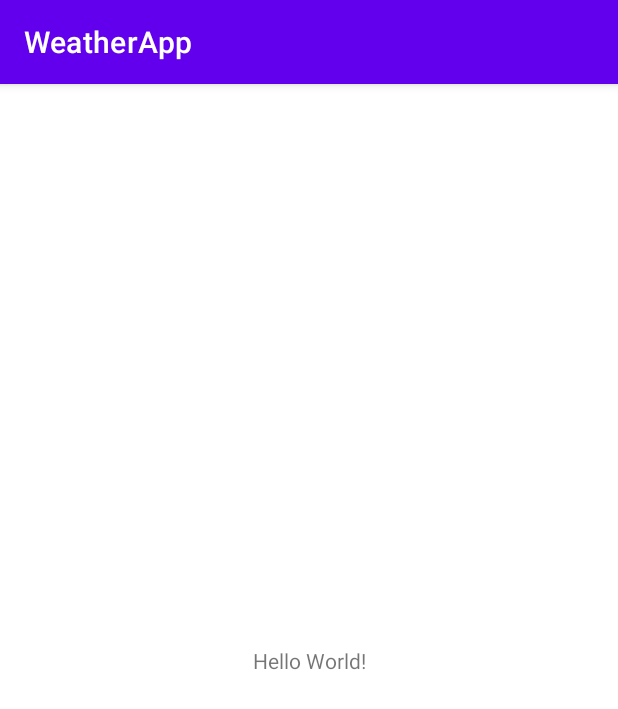
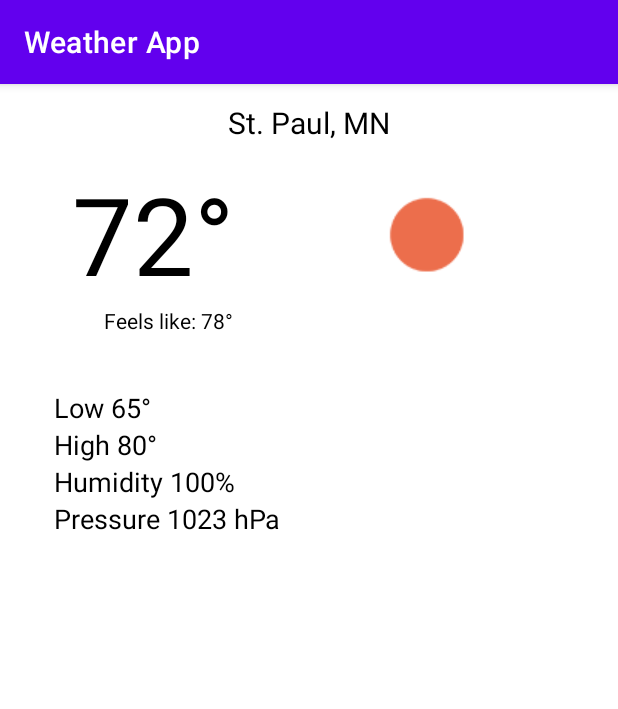
Before and after one commit to MarcinMN/WeatherApp, an Android app: the screen it shows after launch (MainActivity), on a phone screen of 412 x 824 dp. Shown: the top 709 px of the screen. Run offline under Robolectric (Android 15) with nearby library versions, the phone set to English and light mode, and no system bars.

Commit message:
Assignment 2

```diff
--- a/app/src/main/res/layout/activity_main.xml
+++ b/app/src/main/res/layout/activity_main.xml
@@ -4,15 +4,96 @@
     xmlns:tools="http://schemas.android.com/tools"
     android:layout_width="match_parent"
     android:layout_height="match_parent"
+    android:visibility="visible"
     tools:context=".MainActivity">
 
     <TextView
+        android:id="@+id/city_name"
+        android:text="@string/st_paul_mn"
+        android:textSize="20sp"
+        android:textColor="@color/black"
         android:layout_width="wrap_content"
         android:layout_height="wrap_content"
-        android:text="Hello World!"
-        app:layout_constraintBottom_toBottomOf="parent"
+        android:layout_marginTop="12dp"
         app:layout_constraintLeft_toLeftOf="parent"
         app:layout_constraintRight_toRightOf="parent"
         app:layout_constraintTop_toTopOf="parent" />
 
+    <TextView
+        android:id="@+id/temperature"
+        android:text="@string/temperature"
+        android:textSize="72sp"
+        android:textColor="@color/black"
+        android:layout_width="wrap_content"
+        android:layout_height="wrap_content"
+        android:layout_marginTop="12dp"
+        android:layout_marginStart="48dp"
+        app:layout_constraintTop_toBottomOf="@id/city_name"
+        app:layout_constraintStart_toStartOf="parent" />
+
+    <ImageView
+        android:id="@+id/condition_icon"
+        android:layout_width="72dp"
+        android:layout_height="72dp"
+        android:contentDescription="@null"
+        android:scaleType="center"
+        app:layout_constraintTop_toTopOf="@id/temperature"
+        app:layout_constraintBottom_toBottomOf="@id/temperature"
+        app:layout_constraintStart_toEndOf="@id/temperature"
+        app:layout_constraintEnd_toEndOf="parent"
+        android:src="@drawable/sun" />
+
+    <TextView
+        android:id="@+id/feels_like"
+        android:text="@string/feels_like"
+        android:textColor="@color/black"
+        android:layout_width="wrap_content"
+        android:layout_height="wrap_content"
+        android:layout_marginStart="20dp"
+        app:layout_constraintTop_toBottomOf="@id/temperature"
+        app:layout_constraintStart_toStartOf="@id/temperature"
+        app:layout_constraintEnd_toEndOf="@id/temperature" />
+
+    <TextView
+        android:id="@+id/low_temp"
+        android:text="@string/low_temp"
+        android:textSize="18sp"
+        android:textColor="@color/black"
+        android:layout_width="wrap_content"
+        android:layout_height="wrap_content"
+        android:layout_marginTop="36dp"
+        android:layout_marginStart="36dp"
+        app:layout_constraintTop_toBottomOf="@id/feels_like"
+        app:layout_constraintStart_toStartOf="parent" />
+
+    <TextView
+        android:id="@+id/high_temp"
+        android:text="@string/high_temp"
+        android:textSize="18sp"
+        android:textColor="@color/black"
+        android:layout_width="wrap_content"
+        android:layout_height="wrap_content"
+        app:layout_constraintTop_toBottomOf="@id/low_temp"
+        app:layout_constraintStart_toStartOf="@id/low_temp" />
+
+    <TextView
+        android:id="@+id/humidity"
+        android:text="@string/humidity"
+        android:textSize="18sp"
+        android:textColor="@color/black"
+        android:layout_width="wrap_content"
+        android:layout_height="wrap_content"
+        app:layout_constraintTop_toBottomOf="@id/high_temp"
+        app:layout_constraintStart_toStartOf="@id/high_temp" />
+
+    <TextView
+        android:id="@+id/pressure"
+        android:text="@string/pressure"
+        android:textSize="18sp"
+        android:textColor="@color/black"
+        android:layout_width="wrap_content"
+        android:layout_height="wrap_content"
+        app:layout_constraintTop_toBottomOf="@id/humidity"
+        app:layout_constraintStart_toStartOf="@id/humidity" />
+
 </androidx.constraintlayout.widget.ConstraintLayout>
--- a/app/src/main/res/values/strings.xml
+++ b/app/src/main/res/values/strings.xml
@@ -1,3 +1,10 @@
 <resources>
-    <string name="app_name">WeatherApp</string>
+    <string name="app_name">Weather App</string>
+    <string name="st_paul_mn">St. Paul, MN</string>
+    <string name="temperature">72°</string>
+    <string name="feels_like">Feels like: 78°</string>
+    <string name="low_temp">Low 65°</string>
+    <string name="high_temp">High 80°</string>
+    <string name="humidity">Humidity 100%</string>
+    <string name="pressure">Pressure 1023 hPa</string>
 </resources>
```
Also changed, not shown: app/src/main/res/drawable/sun.PNG (added).
